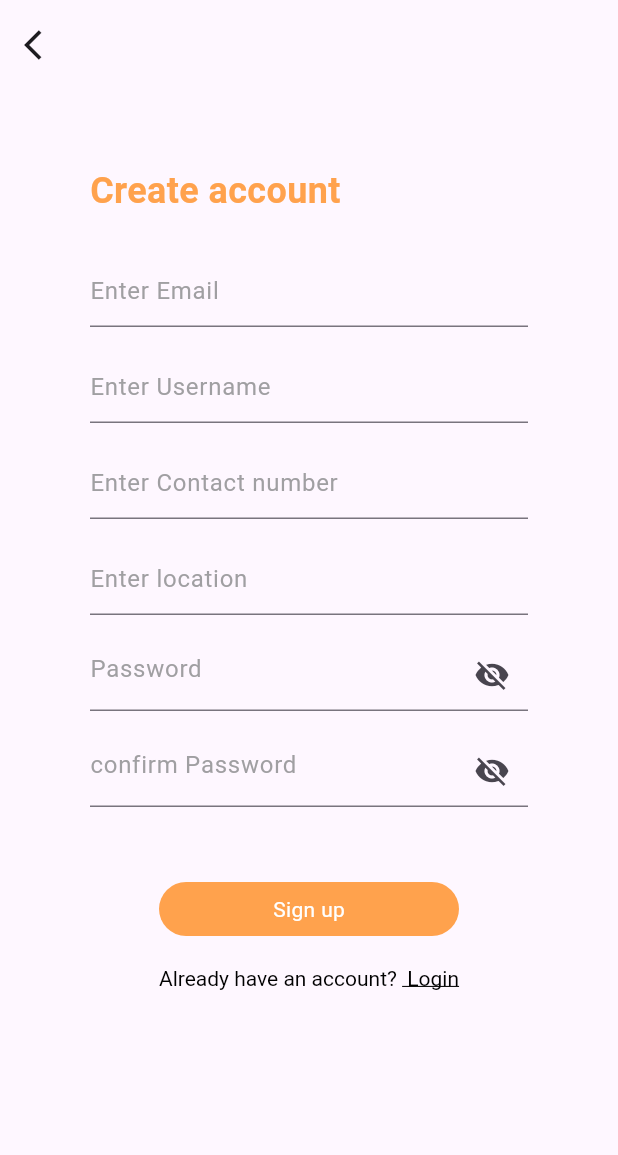
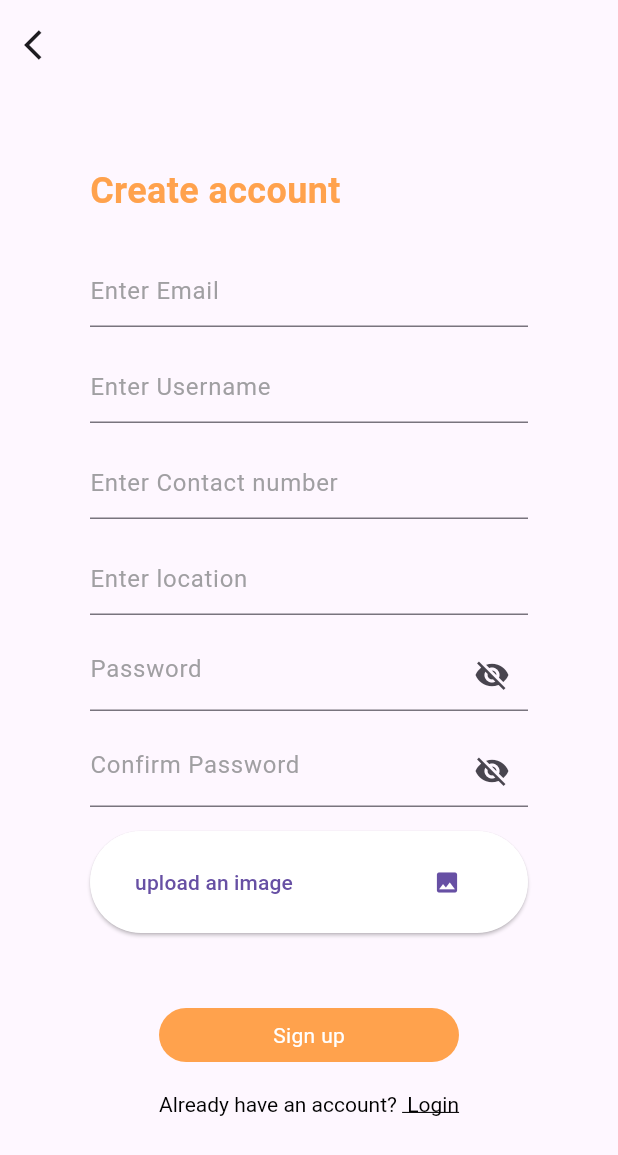
Before and after one commit to Dilashathakuri/Cookie, a Flutter app: the SignupScreen screen opened directly, on a phone screen of 412 x 824 dp. Shown: the top 1155 px of the screen. Run offline on Flutter 3.47's test engine with Material 3 defaults, Android fonts, the light colour scheme and no system bars; our stand-ins replace dio, gap, image_picker, shared_preferences; accounts and stored records are empty.

Commit message:
added imagePicker in signup

```diff
--- a/lib/auth/signup_screen.dart
+++ b/lib/auth/signup_screen.dart
@@ -1,9 +1,12 @@
-// ignore_for_file: prefer_const_constructors, prefer_const_declarations, avoid_print, use_build_context_synchronously, body_might_complete_normally_nullable, unnecessary_null_comparison, unnecessary_string_interpolations
+// ignore_for_file: prefer_const_constructors, unnecessary_null_comparison, body_might_complete_normally_nullable, unnecessary_string_interpolations, use_build_context_synchronously, avoid_print, sort_child_properties_last
+
+import 'dart:io';
 
 import 'package:flutter/gestures.dart';
 import 'package:flutter/material.dart';
+
 import 'package:gap/gap.dart';
-
+import 'package:image_picker/image_picker.dart';
 import 'package:practice/auth/login_screen.dart';
 import 'package:practice/core/theme/colors.dart';
 import 'package:practice/data/repo/sign_repo.dart';
@@ -29,36 +32,21 @@ class _SignupScreenState extends State<SignupScreen> {
   final TextEditingController confirmPasswordController =
       TextEditingController();
 
-  // final url = "http://192.168.1.66:3002/api/signup";
+  File? _image;
+  final picker = ImagePicker();
 
-  // Future<void> signup(String name, String email, String contact,
-  //     String address, String password, String confirmPassword) async {
-  //   final response = await http.post(Uri.parse(url),
-  //       headers: <String, String>{
-  //         "Content-Type": "application/json;charset=UTF-8",
-  //       },
-  //       body: jsonEncode(<String, String>{
-  //         "name": name,
-  //         "email": email,
-  //         "phone": contact,
-  //         "address": address,
-  //         "password": password,
-  //         "confirmPassword": confirmPassword,
-  //       }));
+  Future<void> _pickImage() async {
+    final pickedImage = await picker.pickImage(source: ImageSource.gallery);
 
-  //   print(response.body);
-  //   print(response.statusCode.toString());
-  //   if (response.statusCode == 201) {
-  //     ScaffoldMessenger.of(context).showSnackBar(SnackBar(
-  //       backgroundColor: Colors.green,
-  //       content: Text("Signup successfull"),
-  //     ));
-  //     Navigator.pushReplacement(
-  //       context,
-  //       MaterialPageRoute(builder: (context) => const LoginScreen()),
-  //     );
-  //   }
-  // }
+    if (pickedImage != null) {
+      setState(() {
+        _image = File(pickedImage.path);
+      });
+    } else {
+      print('No image selected');
+    }
+  }
+
   @override
   Widget build(BuildContext context) {
     final signupViewModel = Provider.of<SignupViewModel>(context);
@@ -168,7 +156,7 @@ class _SignupScreenState extends State<SignupScreen> {
                   obscureText: passwordObscured ? true : false,
                   controller: confirmPasswordController,
                   decoration: InputDecoration(
-                    hintText: 'confirm Password',
+                    hintText: 'Confirm Password',
                     suffixIcon: IconButton(
                       onPressed: () {
                         setState(() {
@@ -187,6 +175,51 @@ class _SignupScreenState extends State<SignupScreen> {
                     }
                   },
                 ),
+                Gap(16),
+                ElevatedButton(
+                  onPressed: () {
+                    _image == null
+                        ? _pickImage()
+                        : showDialog(
+                            context: context,
+                            builder: (BuildContext context) {
+                              return Container(
+                                child: Dialog(
+                                    shape: Border.all(),
+                                    child: Image.file(
+                                      _image!,
+                                      width: 200,
+                                      height: 200,
+                                      fit: BoxFit.cover,
+                                    )),
+                                width: 300,
+                                height: 300,
+                              );
+                            });
+                  },
+                  style: ElevatedButton.styleFrom(
+                    backgroundColor: Colors.white,
+                    padding: EdgeInsets.symmetric(horizontal: 30, vertical: 10),
+                  ),
+                  child: Row(
+                    mainAxisAlignment: MainAxisAlignment.spaceBetween,
+                    children: [
+                      Text(
+                          _image != null ? 'profile image' : 'upload an image'),
+                      IconButton(
+                        onPressed: () {
+                          if (_image != null) ;
+                          setState(() {
+                            _image = null;
+                          });
+                        },
+                        icon: Icon(
+                          _image != null ? Icons.close : Icons.image,
+                        ),
+                      ),
+                    ],
+                  ),
+                ),
                 Gap(50),
                 signupViewModel.isLoading
                     ? CircularProgressIndicator()
@@ -201,7 +234,8 @@ class _SignupScreenState extends State<SignupScreen> {
                                 address: addressController.text.trim(),
                                 password: passwordController.text.trim(),
                                 confirmPassword:
-                                        confirmPasswordController.text.trim());
+                                    confirmPasswordController.text.trim(),
+                              );
                               try {
                                 final response =
                                     await signupViewModel.signup(signupRepo);
@@ -215,27 +249,22 @@ class _SignupScreenState extends State<SignupScreen> {
                               } catch (e) {
                                 throw Exception('Failed to signup');
                               }
-
-                                // final name = nameController.text;
-                                // final email = emailController.text;
-                                // final contact = contactController.text;
-                                // final address = addressController.text;
-
-                                // final password = passwordController.text;
-                                // final confirmPassword =
-                                //     confirmPasswordController.text;
-                                // signup(name, email, contact, address, password,
-                                //     confirmPassword);
                             }
                           },
                           child: GestureDetector(
                             onTap: () => Navigator.pushReplacement(
                               context,
                               MaterialPageRoute(
-                                      builder: (context) => LoginScreen())),
+                                builder: (context) => LoginScreen(),
+                              ),
+                            ),
                             child: CustomRaisedButton(
-                                  isButton: true, label: 'Sign up'),
-                            ))),
+                              isButton: true,
+                              label: 'Sign up',
+                            ),
+                          ),
+                        ),
+                      ),
                 Gap(20),
                 Center(
                   child: RichText(
@@ -249,8 +278,9 @@ class _SignupScreenState extends State<SignupScreen> {
                               Navigator.push(
                                 context,
                                 MaterialPageRoute(
-                                    builder: (context) =>
-                                        const SignupScreen()));
+                                  builder: (context) => const SignupScreen(),
+                                ),
+                              );
                             },
                           text: ' Login',
                           style: TextStyle(
@@ -259,25 +289,9 @@ class _SignupScreenState extends State<SignupScreen> {
                           ),
                         ),
                       ],
-                  )),
                     ),
-                // Row(
-                //   mainAxisAlignment: MainAxisAlignment.center,
-                //   children: [
-                //     Text('Already have an account?'),
-                //     TextButton(
-                //         onPressed: () {
-                //           Navigator.pushReplacement(
-                //               context,
-                //               MaterialPageRoute(
-                //                   builder: (context) => LoginScreen()));
-                //         },
-                //         child: Text(
-                //           'login',
-                //           style: TextStyle(decoration: TextDecoration.underline),
-                //         ))
-                //   ],
-                // )
+                  ),
+                ),
               ],
             ),
           ),
--- a/pubspec.yaml
+++ b/pubspec.yaml
@@ -14,6 +14,7 @@ dependencies:
   provider: ^6.1.2
   gap: ^3.0.1
   dio: ^5.5.0+1
+  image_picker: ^1.1.2
 
 dev_dependencies:
   flutter_test:
```
Also changed, not shown: pubspec.lock, 5 other files. Lines whose indentation alone changed are shown as unchanged.
